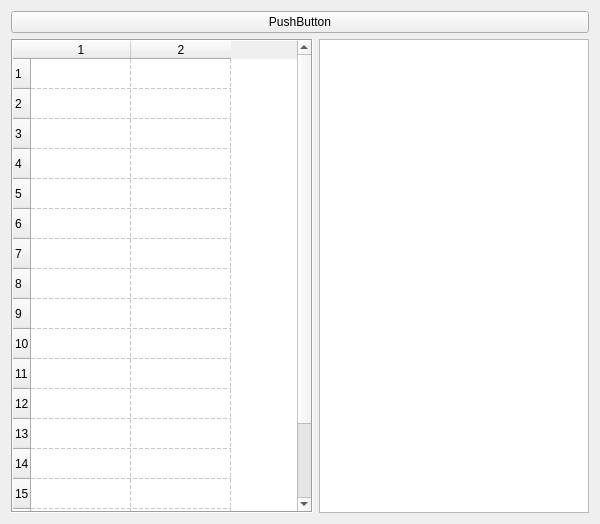
Qt form frmwindow.ui (Xnnoel/SV-DeckTracker) before a commit.
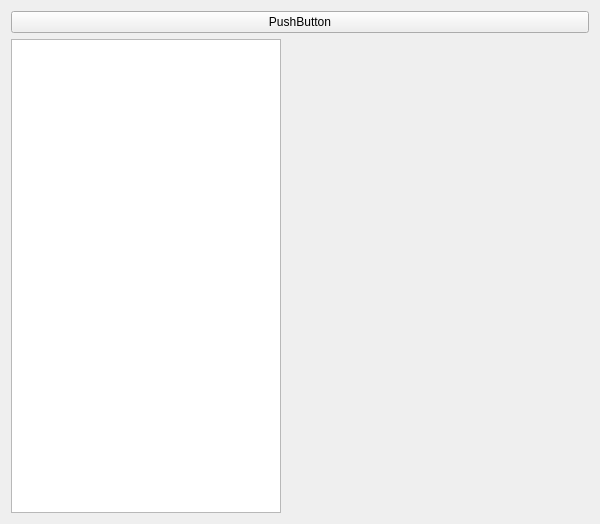
The same form after that commit.

```diff
--- a/frmwindow.ui
+++ b/frmwindow.ui
@@ -52,7 +52,7 @@
       </property>
      </widget>
     </item>
-    <item row="1" column="1">
+    <item row="1" column="0">
      <widget class="QListView" name="listView">
       <property name="sizePolicy">
        <sizepolicy hsizetype="Fixed" vsizetype="Expanding">
@@ -74,48 +74,6 @@
       </property>
      </widget>
     </item>
-    <item row="1" column="0">
-     <widget class="QTableWidget" name="tableWidget">
-      <property name="sizePolicy">
-       <sizepolicy hsizetype="Minimum" vsizetype="Expanding">
-        <horstretch>0</horstretch>
-        <verstretch>0</verstretch>
-       </sizepolicy>
-      </property>
-      <property name="frameShape">
-       <enum>QFrame::Box</enum>
-      </property>
-      <property name="gridStyle">
-       <enum>Qt::DashLine</enum>
-      </property>
-      <property name="rowCount">
-       <number>18</number>
-      </property>
-      <property name="columnCount">
-       <number>2</number>
-      </property>
-      <row/>
-      <row/>
-      <row/>
-      <row/>
-      <row/>
-      <row/>
-      <row/>
-      <row/>
-      <row/>
-      <row/>
-      <row/>
-      <row/>
-      <row/>
-      <row/>
-      <row/>
-      <row/>
-      <row/>
-      <row/>
-      <column/>
-      <column/>
-     </widget>
-    </item>
    </layout>
   </widget>
  </widget>
```
